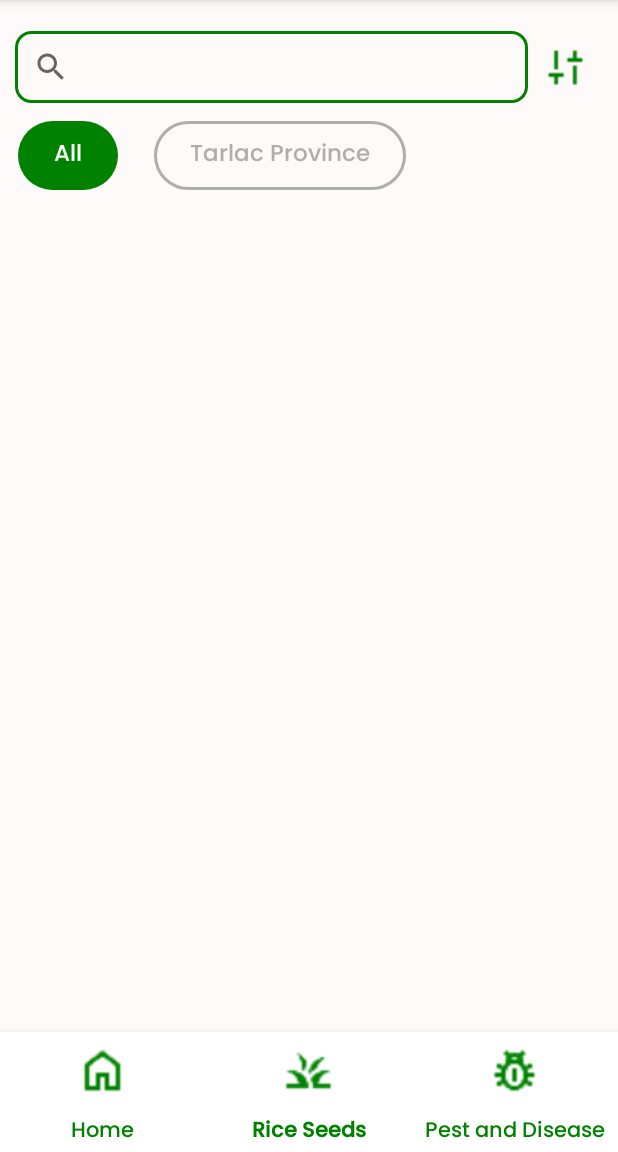
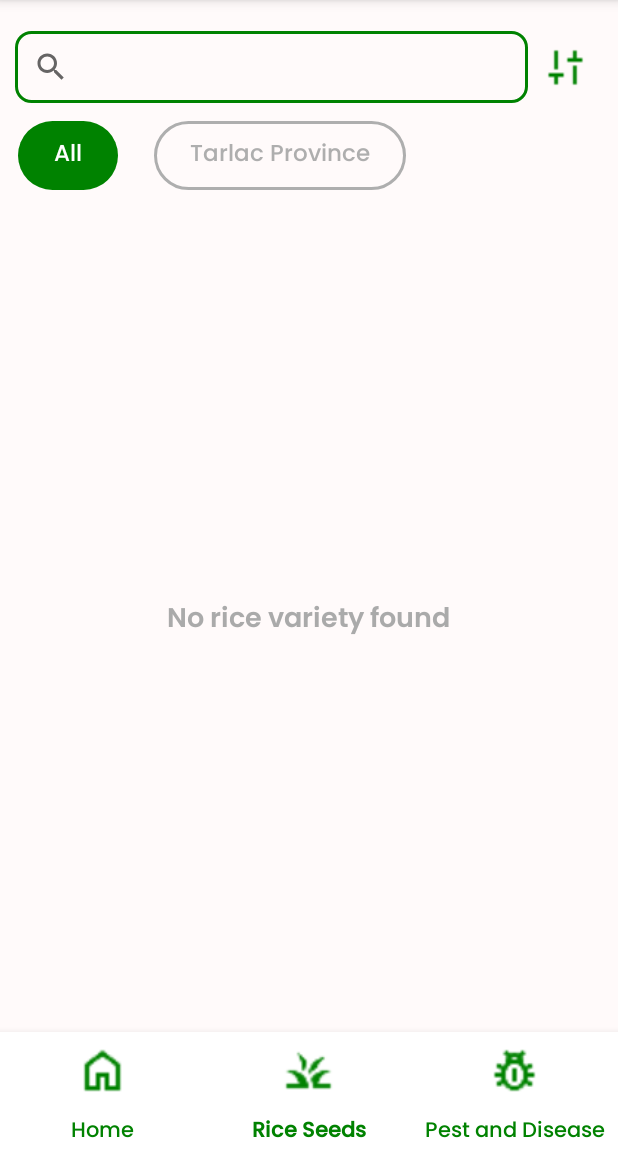
Before and after one commit to superrjj/PalaYan_App, an Android app: the screen it shows after launch (UserDashboard), item 2 of the bottom bar chosen, on a phone screen of 412 x 824 dp, the part 84-1236 px from its top. Run offline under Robolectric (Android 15) with nearby library versions, the phone set to English and light mode, and no system bars; our stand-ins replace Firebase (no records; nobody signed in at launch, a user with empty details on screens opened directly).

Commit message:
Done debugged the No data found!

```diff
--- a/app/src/main/java/com/example/palayan/TabFragment/AllFragment.java
+++ b/app/src/main/java/com/example/palayan/TabFragment/AllFragment.java
@@ -40,6 +40,8 @@ public class AllFragment extends Fragment implements SearchableFragment {
         root.rvAllRiceSeed.setAdapter(adapter);
 
         databaseRef = FirebaseDatabase.getInstance().getReference("rice_seed_varieties");
+        root.tvNoData.setVisibility(View.GONE);
+
 
         return root.getRoot();
     }
@@ -74,9 +76,8 @@ public class AllFragment extends Fragment implements SearchableFragment {
                 }
 
                 adapter.notifyDataSetChanged();
-                if (root != null) {
-                    root.tvNoData.setVisibility(riceVarietyList.isEmpty() ? View.VISIBLE : View.GONE);
-                }
+                root.tvNoData.setVisibility(riceVarietyList.isEmpty() ? View.VISIBLE : View.GONE);
+
             }
 
             @Override
@@ -105,9 +106,13 @@ public class AllFragment extends Fragment implements SearchableFragment {
         riceVarietyList.addAll(filteredList);
         adapter.notifyDataSetChanged();
 
-        if (root != null) {
-            root.tvNoData.setVisibility(riceVarietyList.isEmpty() ? View.VISIBLE : View.GONE);
+
+        if (riceVarietyList.isEmpty()) {
+            root.tvNoData.setVisibility(View.VISIBLE);
+        } else {
+            root.tvNoData.setVisibility(View.GONE);
         }
+
     }
 
     @Override
--- a/app/src/main/res/layout/fragment_all.xml
+++ b/app/src/main/res/layout/fragment_all.xml
@@ -1,12 +1,9 @@
-<?xml version="1.0" encoding="utf-8"?>
-<LinearLayout xmlns:android="http://schemas.android.com/apk/res/android"
+<FrameLayout xmlns:android="http://schemas.android.com/apk/res/android"
     xmlns:tools="http://schemas.android.com/tools"
     android:layout_width="match_parent"
     android:layout_height="match_parent"
     android:padding="16dp"
-    android:orientation="vertical"
     tools:context=".TabFragment.AllFragment">
-
 
  <androidx.recyclerview.widget.RecyclerView
      android:id="@+id/rvAllRiceSeed"
@@ -25,5 +22,4 @@
      android:visibility="gone"
      android:fontFamily="@font/poppins__semibold"/>
 
-
-</LinearLayout>
+</FrameLayout>
--- a/app/src/main/res/layout/fragment_rice_seeds.xml
+++ b/app/src/main/res/layout/fragment_rice_seeds.xml
@@ -46,6 +46,7 @@
         android:layout_height="wrap_content"
         android:background="@android:color/transparent"
         app:tabIndicatorHeight="0dp"
+        app:tabRippleColor="@android:color/transparent"
         app:tabGravity="center"
         app:tabMode="scrollable" />
 
```
Also changed, not shown: app/src/main/java/com/example/palayan/TabFragment/TarlacFragment.java (+6 -2 lines), app/src/main/res/layout/fragment_tarlac.xml (+4 -4 lines).
